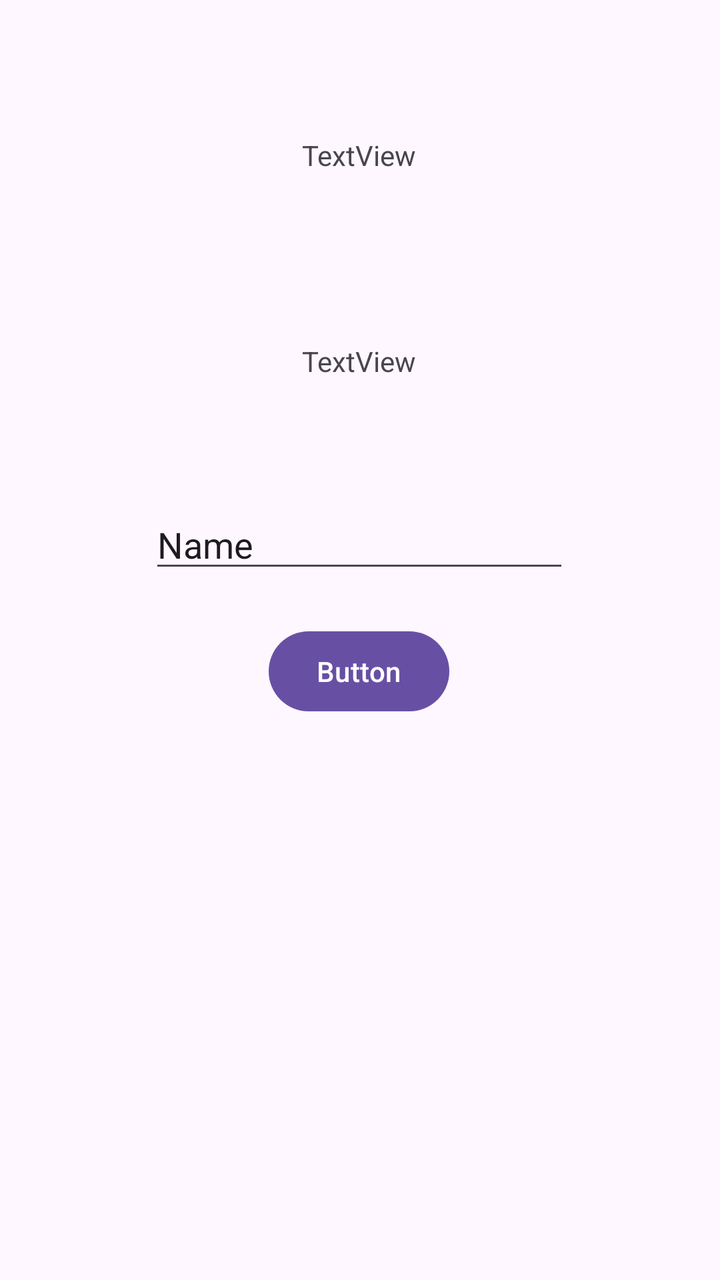
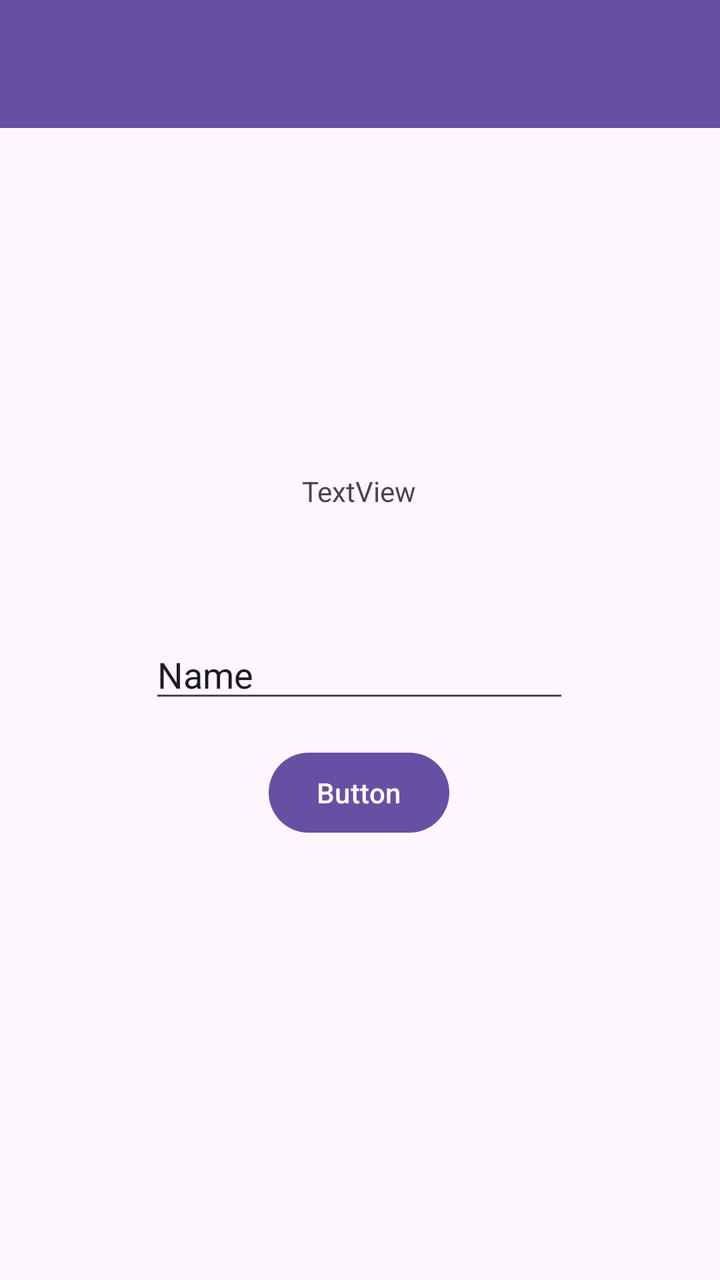

The first picture is an Android layout as it rendered before a commit; the second is the same layout after the commit. The layout source and the unified diff follow.
<!-- AndroidManifest.xml: application theme Theme.IdoApps -->
<!-- res/layout/activity_second.xml -->
<?xml version="1.0" encoding="utf-8"?>
<androidx.constraintlayout.widget.ConstraintLayout xmlns:android="http://schemas.android.com/apk/res/android"
    xmlns:app="http://schemas.android.com/apk/res-auto"
    xmlns:tools="http://schemas.android.com/tools"
    android:id="@+id/main"
    android:layout_width="match_parent"
    android:layout_height="match_parent"
    tools:context=".pertemuan_2.SecondActivity">


    <TextView
        android:id="@+id/textNama"
        android:layout_width="wrap_content"
        android:layout_height="wrap_content"
        android:layout_marginTop="84dp"
        android:text="TextView"
        app:layout_constraintEnd_toEndOf="parent"
        app:layout_constraintHorizontal_bias="0.498"
        app:layout_constraintStart_toStartOf="parent"
        app:layout_constraintTop_toBottomOf="@+id/judul" />

    <EditText
        android:id="@+id/inputNama"
        android:layout_width="wrap_content"
        android:layout_height="wrap_content"
        android:layout_marginTop="60dp"
        android:ems="10"
        android:inputType="text"
        android:text="Name"
        app:layout_constraintEnd_toEndOf="parent"
        app:layout_constraintHorizontal_bias="0.497"
        app:layout_constraintStart_toStartOf="parent"
        app:layout_constraintTop_toBottomOf="@+id/textNama" />

    <Button
        android:id="@+id/btnSubmit"
        android:layout_width="wrap_content"
        android:layout_height="wrap_content"
        android:text="Button"
        app:layout_constraintBottom_toBottomOf="parent"
        app:layout_constraintEnd_toEndOf="parent"
        app:layout_constraintHorizontal_bias="0.498"
        app:layout_constraintStart_toStartOf="parent"
        app:layout_constraintTop_toBottomOf="@+id/inputNama"
        app:layout_constraintVertical_bias="0.068" />

    <TextView
        android:id="@+id/judul"
        android:layout_width="wrap_content"
        android:layout_height="wrap_content"
        android:layout_marginTop="68dp"
        android:text="TextView"
        app:layout_constraintEnd_toEndOf="parent"
        app:layout_constraintHorizontal_bias="0.498"
        app:layout_constraintStart_toStartOf="parent"
        app:layout_constraintTop_toTopOf="parent" />
</androidx.constraintlayout.widget.ConstraintLayout>
<!-- resources referenced by this layout -->
<resources>
  <style name="Theme.IdoApps" parent="Base.Theme.IdoApps" />
  <style name="Base.Theme.IdoApps" parent="Theme.Material3.DayNight.NoActionBar">
          
          
      </style>
</resources>

<!-- the commit's change to res/layout/activity_second.xml (unified diff, before → after) -->
@@ -7,17 +7,25 @@
     android:layout_height="match_parent"
     tools:context=".pertemuan_2.SecondActivity">
 
+    <androidx.appcompat.widget.Toolbar
+        android:id="@+id/toolbar"
+        android:layout_width="match_parent"
+        android:layout_height="?attr/actionBarSize"
+        android:background="?attr/colorPrimary"
+        app:layout_constraintTop_toTopOf="parent"
+        app:subtitleTextColor="@android:color/white"
+        app:titleTextColor="@android:color/white" />
 
     <TextView
         android:id="@+id/textNama"
         android:layout_width="wrap_content"
         android:layout_height="wrap_content"
-        android:layout_marginTop="84dp"
+        android:layout_marginTop="172dp"
         android:text="TextView"
         app:layout_constraintEnd_toEndOf="parent"
         app:layout_constraintHorizontal_bias="0.498"
         app:layout_constraintStart_toStartOf="parent"
-        app:layout_constraintTop_toBottomOf="@+id/judul" />
+        app:layout_constraintTop_toBottomOf="@+id/toolbar" />
 
     <EditText
         android:id="@+id/inputNama"
@@ -44,14 +52,4 @@
         app:layout_constraintTop_toBottomOf="@+id/inputNama"
         app:layout_constraintVertical_bias="0.068" />
 
-    <TextView
-        android:id="@+id/judul"
-        android:layout_width="wrap_content"
-        android:layout_height="wrap_content"
-        android:layout_marginTop="68dp"
-        android:text="TextView"
-        app:layout_constraintEnd_toEndOf="parent"
-        app:layout_constraintHorizontal_bias="0.498"
-        app:layout_constraintStart_toStartOf="parent"
-        app:layout_constraintTop_toTopOf="parent" />
 </androidx.constraintlayout.widget.ConstraintLayout>
